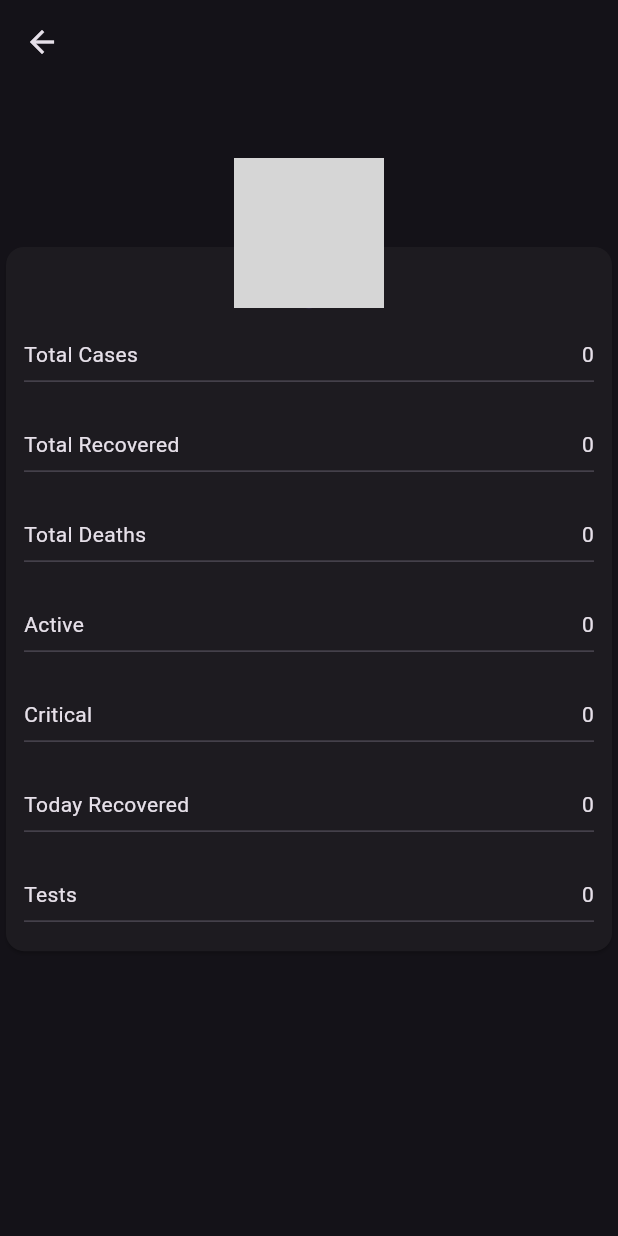
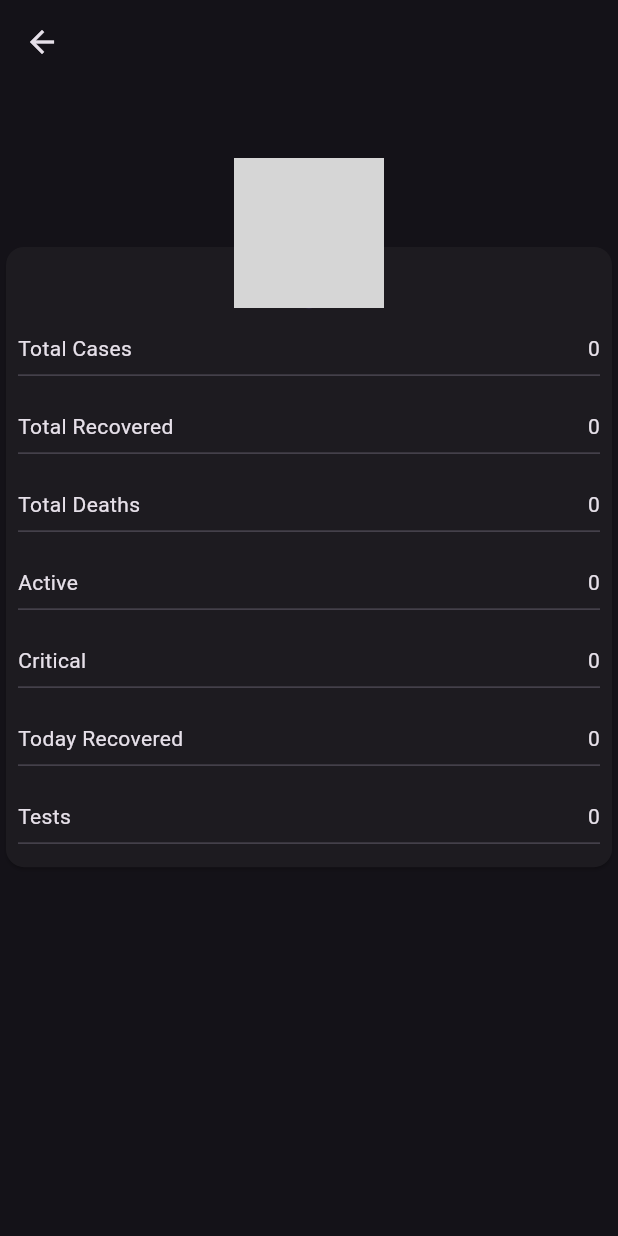
Before and after one commit to aqibowais/Covid-19-Tracker-App, a Flutter app: the DetailScreen screen opened directly with empty values, on a phone screen of 412 x 824 dp. Run offline on Flutter 3.47's test engine with Material 3 defaults, Android fonts, the phone set to English and light mode, and no system bars; our stand-ins replace flutter_spinkit, pie_chart, shimmer; network calls fail; grey boxes are pictures that could not be loaded.

Commit message:
homepage-overflow-issue

```diff
--- a/lib/components/reusable_row.dart
+++ b/lib/components/reusable_row.dart
@@ -7,7 +7,7 @@ class ReusableRow extends StatelessWidget {
   @override
   Widget build(BuildContext context) {
     return Padding(
-      padding: const EdgeInsets.all(12.0),
+      padding: const EdgeInsets.all(8.0),
       child: Column(
         children: [
           Row(
--- a/lib/view/splash_screen.dart
+++ b/lib/view/splash_screen.dart
@@ -42,6 +42,7 @@ class _SplashScreenState extends State<SplashScreen>
   Widget build(BuildContext context) {
     return Scaffold(
       body: SafeArea(
+          child: Center(
         child: Column(
           mainAxisAlignment: MainAxisAlignment.center,
           crossAxisAlignment: CrossAxisAlignment.center,
@@ -63,6 +64,8 @@ class _SplashScreenState extends State<SplashScreen>
               child: const Center(
                 child: Image(
                   image: AssetImage('assets/virus.png'),
+                  // width: 200,
+                  // height: 200,
                 ),
               ),
             ),
@@ -78,6 +81,7 @@ class _SplashScreenState extends State<SplashScreen>
               textAlign: TextAlign.center,
             )
           ],
+        ),
       )),
     );
   }
```
Also changed, not shown: lib/Model/world_states_model.dart (+4 -4 lines), lib/view/world_states.dart (+10 -7 lines). Lines whose indentation alone changed are shown as unchanged.
